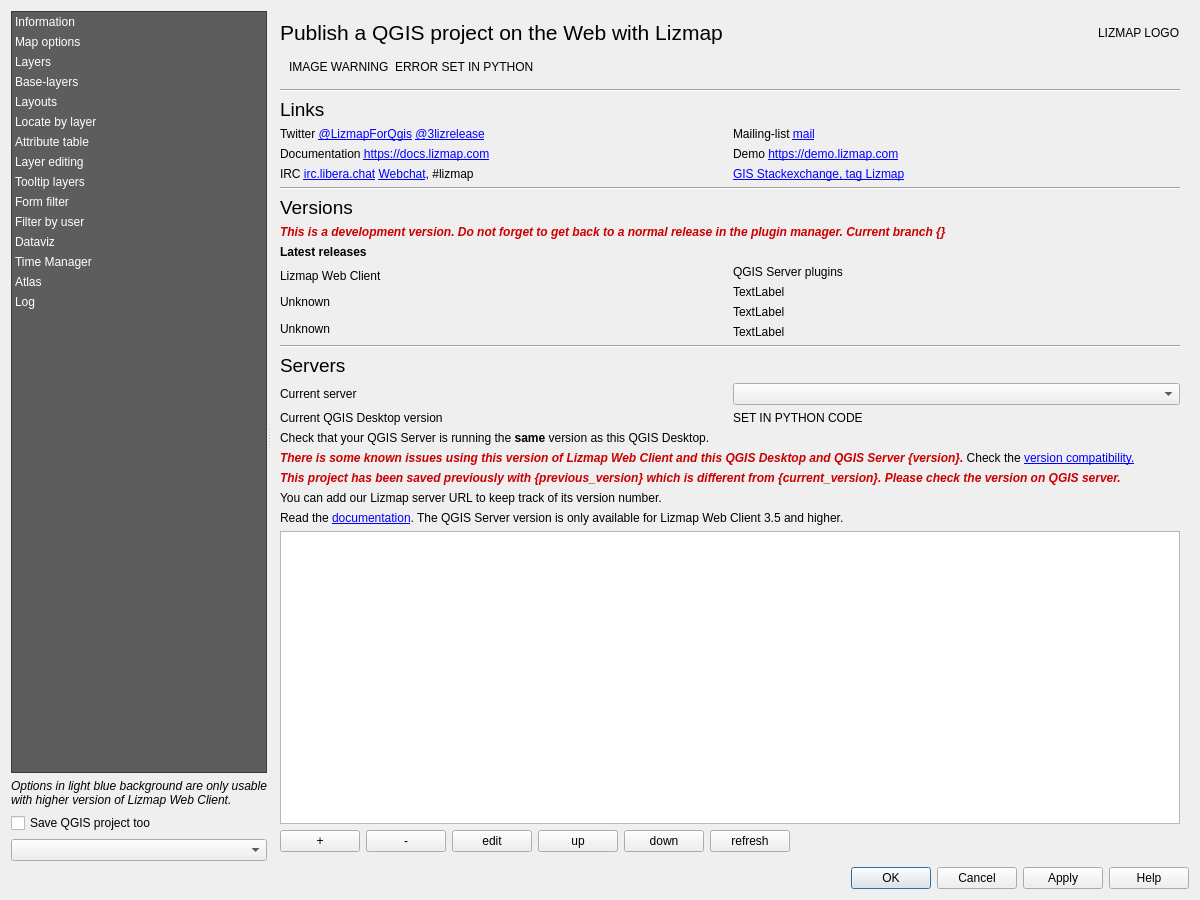
Qt form lizmap/resources/ui/ui_lizmap.ui (3liz/lizmap-plugin) before a commit.
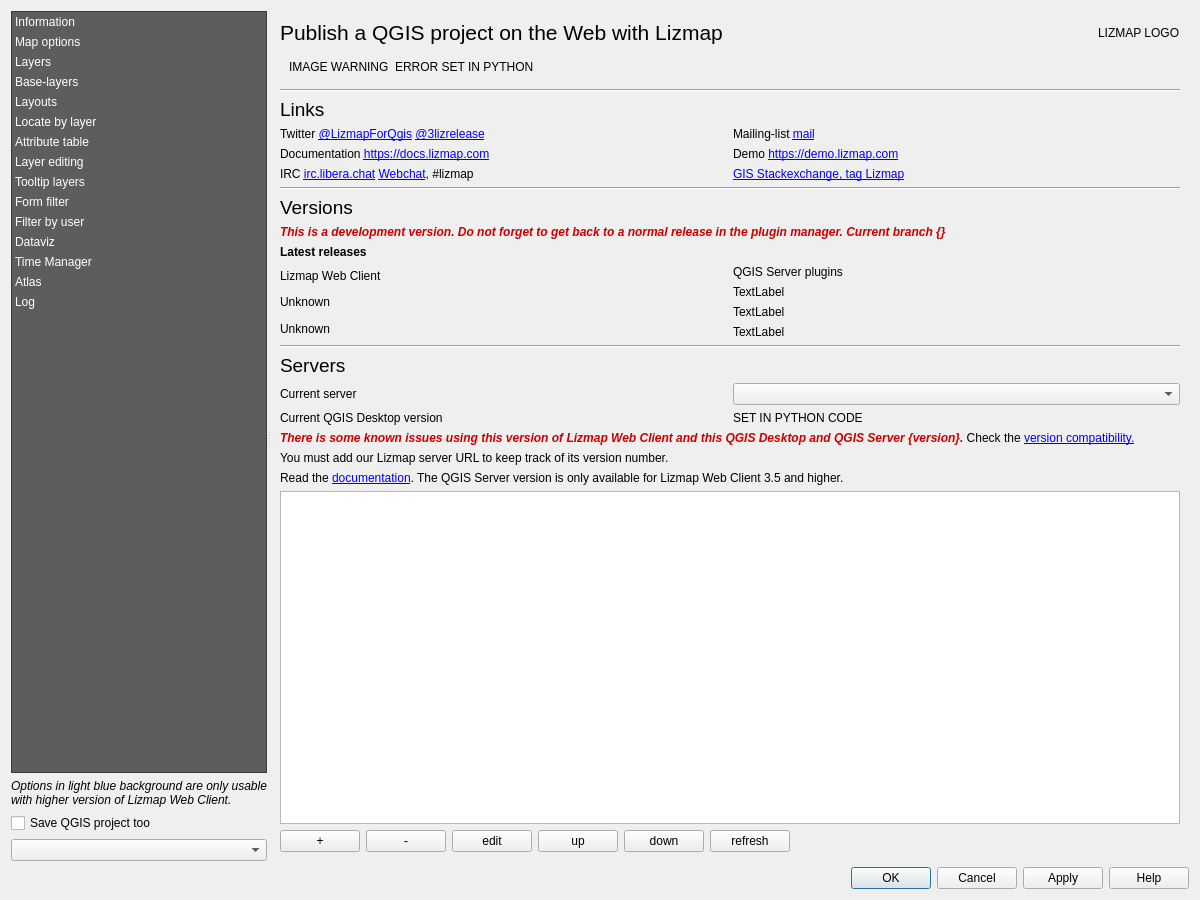
The same form after that commit. Custom widgets are drawn as their Qt base class.

Commit message: UX - Simplify the check about QGIS server version, now that it is required

Diff of the .ui file:
```diff
--- a/lizmap/resources/ui/ui_lizmap.ui
+++ b/lizmap/resources/ui/ui_lizmap.ui
@@ -538,13 +538,6 @@
              </item>
             </layout>
            </item>
-           <item>
-            <widget class="QLabel" name="label_53">
-             <property name="text">
-              <string>&lt;html&gt;&lt;head/&gt;&lt;body&gt;&lt;p&gt;Check that your QGIS Server is running the &lt;span style=&quot; font-weight:600;&quot;&gt;same&lt;/span&gt; version as this QGIS Desktop.&lt;/p&gt;&lt;/body&gt;&lt;/html&gt;</string>
-             </property>
-            </widget>
-           </item>
            <item>
             <widget class="QLabel" name="qgis_and_lwc_versions_issue">
              <property name="text">
@@ -558,20 +551,10 @@
              </property>
             </widget>
            </item>
-           <item>
-            <widget class="QLabel" name="label_qgis_different_version">
-             <property name="text">
-              <string>&lt;html&gt;&lt;head/&gt;&lt;body&gt;&lt;p&gt;&lt;span style=&quot; font-weight:600; font-style:italic; color:#cc0000;&quot;&gt;This project has been saved previously with {previous_version} which is different from {current_version}. Please check the version on QGIS server.&lt;/span&gt;&lt;/p&gt;&lt;/body&gt;&lt;/html&gt;</string>
-             </property>
-             <property name="wordWrap">
-              <bool>true</bool>
-             </property>
-            </widget>
-           </item>
            <item>
             <widget class="QLabel" name="label_4">
              <property name="text">
-              <string>You can add our Lizmap server URL to keep track of its version number.</string>
+              <string>You must add our Lizmap server URL to keep track of its version number.</string>
              </property>
              <property name="wordWrap">
               <bool>true</bool>
```
The commit also changes 2 other files.
